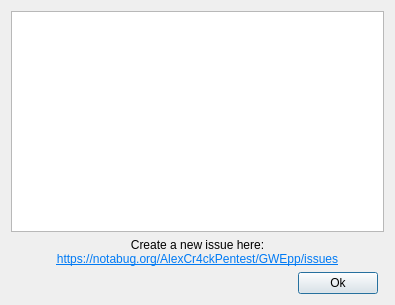
Before: the Qt Designer form ui/report_a_bug_dialog.ui in AlexandrAlexeev7119/NvCtrl-linux, drawn with Qt 5.
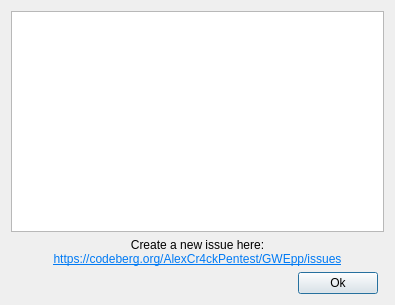
After: the same form once the commit is applied.

```diff
--- a/ui/report_a_bug_dialog.ui
+++ b/ui/report_a_bug_dialog.ui
@@ -17,7 +17,7 @@
    <item row="1" column="0" colspan="3">
     <widget class="QLabel" name="label_text">
      <property name="text">
-      <string>&lt;html&gt;&lt;head/&gt;&lt;body&gt;&lt;p align=&quot;center&quot;&gt;Create a new issue here:&lt;br/&gt;&lt;a href=&quot;https://notabug.org/AlexCr4ckPentest/GWEpp/issues&quot;&gt;&lt;span style=&quot; text-decoration: underline; color:#007af4;&quot;&gt;https://notabug.org/AlexCr4ckPentest/GWEpp/issues&lt;/span&gt;&lt;/a&gt;&lt;/p&gt;&lt;/body&gt;&lt;/html&gt;</string>
+      <string>&lt;html&gt;&lt;head/&gt;&lt;body&gt;&lt;p align=&quot;center&quot;&gt;Create a new issue here:&lt;br/&gt;&lt;a href=&quot;https://codeberg.org/AlexCr4ckPentest/GWEpp/issues&quot;&gt;&lt;span style=&quot; text-decoration: underline; color:#007af4;&quot;&gt;https://codeberg.org/AlexCr4ckPentest/GWEpp/issues&lt;/span&gt;&lt;/a&gt;&lt;/p&gt;&lt;/body&gt;&lt;/html&gt;</string>
      </property>
      <property name="textFormat">
       <enum>Qt::RichText</enum>
```
